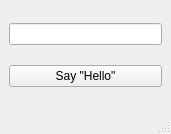
Before: the Qt Designer form Hello_World/Hello_User/mainwindow.ui in AshenOne17/Qt-practice, drawn with Qt 5.
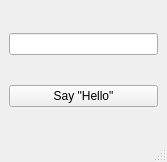
After: the same form once the commit is applied.

```diff
--- a/Hello_World/Hello_User/mainwindow.ui
+++ b/Hello_World/Hello_User/mainwindow.ui
@@ -6,8 +6,8 @@
    <rect>
     <x>0</x>
     <y>0</y>
-    <width>171</width>
-    <height>134</height>
+    <width>167</width>
+    <height>162</height>
    </rect>
   </property>
   <property name="windowTitle">
```
Left out of the diff: 4 changed lines with no effect on the pictures.
